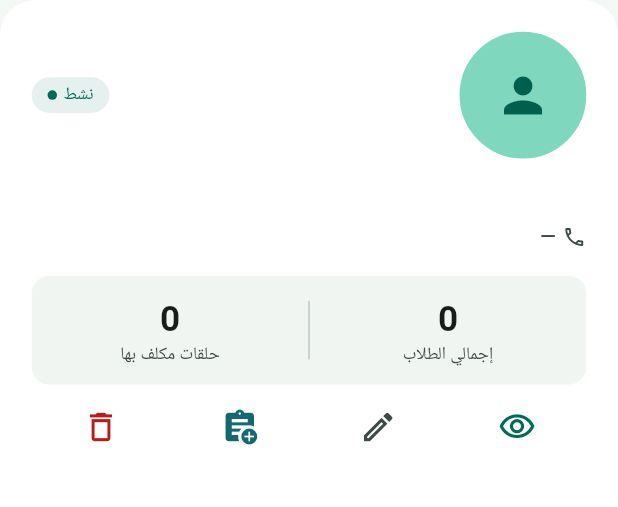
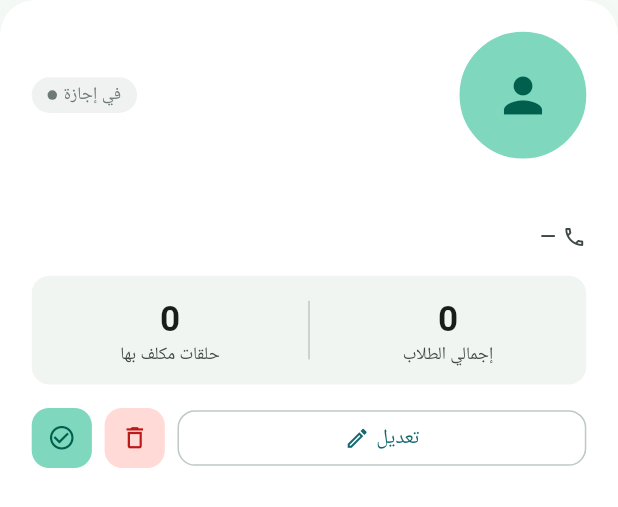
Before and after one commit to fareschikhi/taqwa-app, a Flutter app: the _TeacherCard widget shown alone on an empty page, opened directly with empty values, on a phone screen of 412 x 824 dp. Shown: the top 507 px of the screen. Run offline on Flutter 3.47's test engine with Material 3 defaults, Android fonts, the phone set to English and light mode, and no system bars; our stand-ins replace dio, flutter_riverpod, flutter_screenutil, flutter_secure_storage, google_fonts, image_picker; accounts and stored records are empty; network calls fail; Roboto replaces fonts that are missing (Cairo, Tajawal).

Commit message:
feat(admin): wire teacher edit and add the shared action row

```diff
--- a/taqwa/lib/features/admin/presentation/pages/teachers_management_page.dart
+++ b/taqwa/lib/features/admin/presentation/pages/teachers_management_page.dart
@@ -8,6 +8,8 @@
 import '../../../../core/widgets/confirm_delete_dialog.dart';
 import 'package:taqwa/features/data/repositories/teacher_repository.dart';
 import 'package:taqwa/features/data/models/teacher/teacher_model.dart';
+import 'package:taqwa/core/widgets/card_action_row.dart';
+import 'package:taqwa/features/data/repositories/user_repository.dart';
 import 'create_teacher_page.dart';
 import '../admin_shell.dart';
 
@@ -25,6 +27,30 @@
   List<TeacherModel> _filtered = [];
   bool _isLoading = true;
   final _teacherRepo = TeacherRepository();
+  final _userRepo = UserRepository();
+
+  /// Opens the create/edit form: [teacher] null creates, otherwise edits.
+  Future<void> _openForm(TeacherModel? teacher) async {
+    await Navigator.push(
+      context,
+      MaterialPageRoute(builder: (_) => CreateTeacherPage(editTeacher: teacher)),
+    );
+    if (mounted) _load();
+  }
+
+  Future<void> _toggleStatus(TeacherModel teacher) async {
+    final newStatus = !teacher.isActive;
+    try {
+      await _userRepo.setActive(teacher.userId, newStatus);
+      _load();
+    } catch (e) {
+      if (mounted) {
+        ScaffoldMessenger.of(context).showSnackBar(
+          SnackBar(content: Text(TeacherRepository.errorMessage(e))),
+        );
+      }
+    }
+  }
 
   Future<void> _deleteTeacher(int id, int halaqaCount) async {
     final confirmed = await ConfirmDeleteDialog.show(
@@ -231,12 +257,15 @@
                                 SizedBox(height: 16.h),
                             itemBuilder: (_, i) => _TeacherCard(
                               teacher: _filtered[i],
+                              isActive: _filtered[i].isActive,
+                              onEdit: () => _openForm(_filtered[i]),
                               onDelete: () => _deleteTeacher(
                                 _filtered[i].id,
                                 // findAll returns only _count.halaqas; the
                                 // halaqas relation itself is stripped server-side.
                                 _filtered[i].halaqaCount,
                               ),
+                              onToggleActive: () => _toggleStatus(_filtered[i]),
                             ),
                           ),
               ),
@@ -249,15 +278,23 @@
 }
 
 class _TeacherCard extends StatelessWidget {
-  const _TeacherCard({required this.teacher, required this.onDelete});
+  const _TeacherCard({
+    required this.teacher,
+    required this.isActive,
+    required this.onEdit,
+    required this.onDelete,
+    required this.onToggleActive,
+  });
   final TeacherModel teacher;
+  final bool isActive;
+  final VoidCallback onEdit;
   final VoidCallback onDelete;
+  final VoidCallback onToggleActive;
 
   @override
   Widget build(BuildContext context) {
     final name = teacher.fullName;
     final phone = teacher.phone ?? '';
-    final isActive = teacher.isActive;
     final studentCount = teacher.studentCount;
     // The halaqas relation is stripped by findAll; only _count survives.
     final halaqaCount = teacher.halaqaCount;
@@ -413,50 +450,14 @@
             ),
           ),
           SizedBox(height: 16.h),
-          Row(
-            mainAxisAlignment: MainAxisAlignment.spaceAround,
-            children: [
-              _ActionBtn(
-                icon: Icons.delete_outline,
-                color: AppColors.error,
-                onTap: onDelete,
-              ),
-              _ActionBtn(
-                icon: Icons.assignment_add,
-                color: AppColors.secondary,
-                onTap: () {},
-              ),
-              _ActionBtn(
-                icon: Icons.edit_outlined,
-                color: AppColors.onSurfaceVariant,
-                onTap: () {},
-              ),
-              _ActionBtn(
-                icon: Icons.visibility_outlined,
-                color: AppColors.primary,
-                onTap: () {},
-              ),
-            ],
+          CardActionRow(
+            isActive: isActive,
+            onToggleActive: onToggleActive,
+            onDelete: onDelete,
+            onEdit: onEdit,
           ),
         ],
       ),
     );
   }
 }
-
-class _ActionBtn extends StatelessWidget {
-  const _ActionBtn({
-    required this.icon,
-    required this.color,
-    required this.onTap,
-  });
-  final IconData icon;
-  final Color color;
-  final VoidCallback onTap;
-
-  @override
-  Widget build(BuildContext context) => GestureDetector(
-    onTap: onTap,
-    child: Icon(icon, color: color, size: 24.w),
-  );
-}
```
Also changed, not shown: taqwa/lib/features/admin/presentation/pages/create_teacher_page.dart (+80 -25 lines).
